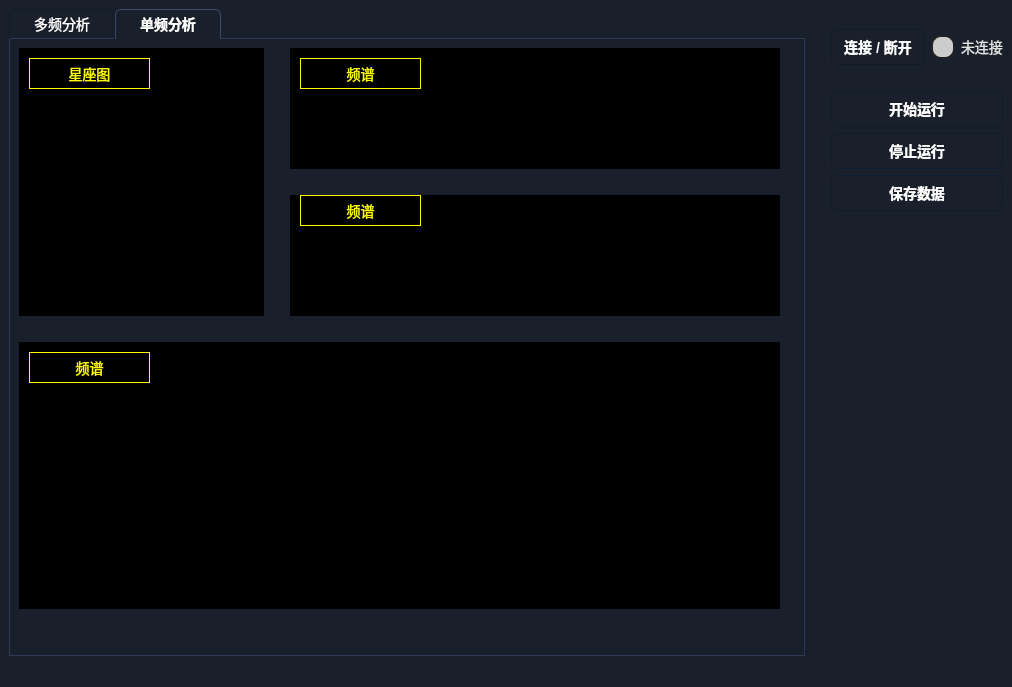
The window that src/ui/analyzer.ui (pxxxlll/SignalAnalyzerFrontEnd) describes before a commit, drawn with Qt 5.
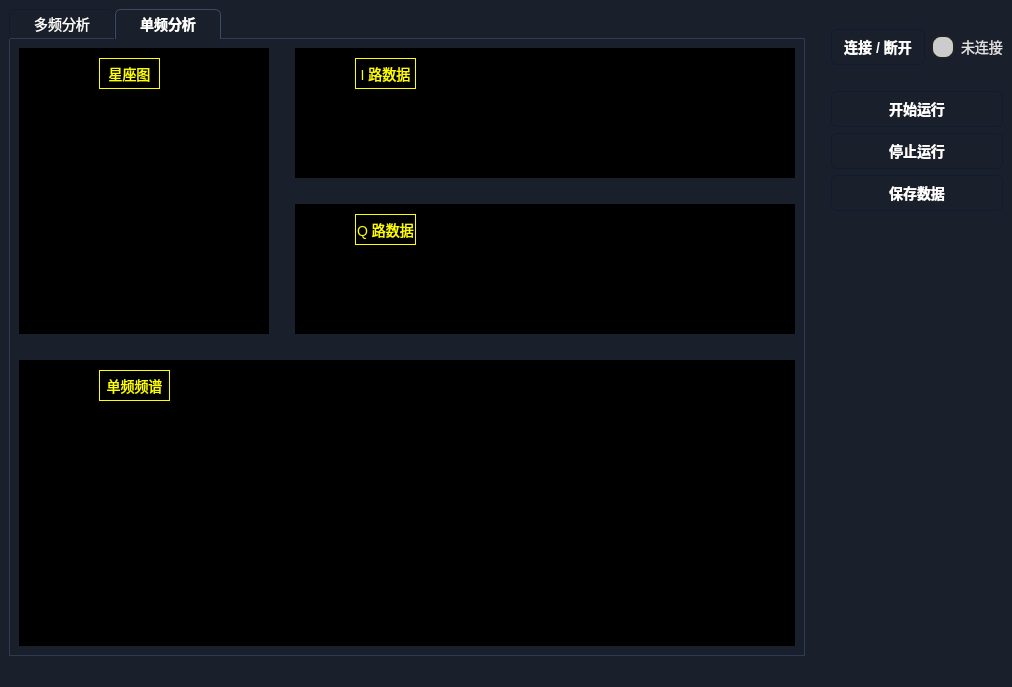
The same window after the commit. Custom widgets are drawn as their Qt base class.

Commit message: 打通了硬件到软件的数据流

```diff
--- a/src/ui/analyzer.ui
+++ b/src/ui/analyzer.ui
@@ -219,7 +219,7 @@
           <item row="0" column="0">
            <layout class="QVBoxLayout" name="verticalLayout" stretch="3,0,2">
             <item>
-             <widget class="PlotWidget" name="plt_spectrum" native="true">
+             <widget class="PlotWidget" name="plt_sweep_spectrum" native="true">
               <property name="sizePolicy">
                <sizepolicy hsizetype="Expanding" vsizetype="Expanding">
                 <horstretch>0</horstretch>
@@ -352,15 +352,8 @@
          <attribute name="title">
           <string>单频分析</string>
          </attribute>
-         <widget class="QWidget" name="verticalLayoutWidget">
-          <property name="geometry">
-           <rect>
-            <x>9</x>
-            <y>9</y>
-            <width>761</width>
-            <height>561</height>
-           </rect>
-          </property>
+         <layout class="QGridLayout" name="gridLayout_3">
+          <item row="0" column="0">
           <layout class="QVBoxLayout" name="verticalLayout_7" stretch="1,0,1">
            <item>
             <layout class="QHBoxLayout" name="horizontalLayout_3" stretch="1,0,2">
@@ -387,12 +380,18 @@
                <widget class="QLabel" name="label_8">
                 <property name="geometry">
                  <rect>
-                  <x>10</x>
+                   <x>80</x>
                   <y>10</y>
-                  <width>121</width>
+                   <width>61</width>
                   <height>31</height>
                  </rect>
                 </property>
+                 <property name="sizePolicy">
+                  <sizepolicy hsizetype="Preferred" vsizetype="Preferred">
+                   <horstretch>0</horstretch>
+                   <verstretch>0</verstretch>
+                  </sizepolicy>
+                 </property>
                 <property name="font">
                  <font>
                   <family>Segoe UI</family>
@@ -454,9 +453,9 @@
                  <widget class="QLabel" name="label_9">
                   <property name="geometry">
                    <rect>
-                    <x>10</x>
+                     <x>60</x>
                     <y>10</y>
-                    <width>121</width>
+                     <width>61</width>
                     <height>31</height>
                    </rect>
                   </property>
@@ -475,7 +474,7 @@
 </string>
                   </property>
                   <property name="text">
-                   <string>频谱</string>
+                    <string>I 路数据</string>
                   </property>
                   <property name="alignment">
                    <set>Qt::AlignCenter</set>
@@ -519,9 +518,9 @@
                  <widget class="QLabel" name="label_10">
                   <property name="geometry">
                    <rect>
-                    <x>10</x>
-                    <y>0</y>
-                    <width>121</width>
+                     <x>60</x>
+                     <y>10</y>
+                     <width>61</width>
                     <height>31</height>
                    </rect>
                   </property>
@@ -540,7 +539,7 @@
 </string>
                   </property>
                   <property name="text">
-                   <string>频谱</string>
+                    <string>Q 路数据</string>
                   </property>
                   <property name="alignment">
                    <set>Qt::AlignCenter</set>
@@ -566,7 +565,7 @@
             </spacer>
            </item>
            <item>
-            <widget class="PlotWidget" name="plt_spectrum_3" native="true">
+             <widget class="PlotWidget" name="plt_spectrum" native="true">
              <property name="sizePolicy">
               <sizepolicy hsizetype="Expanding" vsizetype="Expanding">
                <horstretch>0</horstretch>
@@ -588,9 +587,9 @@
              <widget class="QLabel" name="label_7">
               <property name="geometry">
                <rect>
-                <x>10</x>
+                 <x>80</x>
                 <y>10</y>
-                <width>121</width>
+                 <width>71</width>
                 <height>31</height>
                </rect>
               </property>
@@ -609,7 +608,7 @@
 </string>
               </property>
               <property name="text">
-               <string>频谱</string>
+                <string>单频频谱</string>
               </property>
               <property name="alignment">
                <set>Qt::AlignCenter</set>
@@ -618,7 +617,8 @@
             </widget>
            </item>
           </layout>
-         </widget>
+          </item>
+         </layout>
         </widget>
        </widget>
       </item>
```
Left out of the diff: 12 changed lines with no effect on the pictures. Lines whose indentation alone changed are shown as unchanged. The commit also changes 14 other files.
